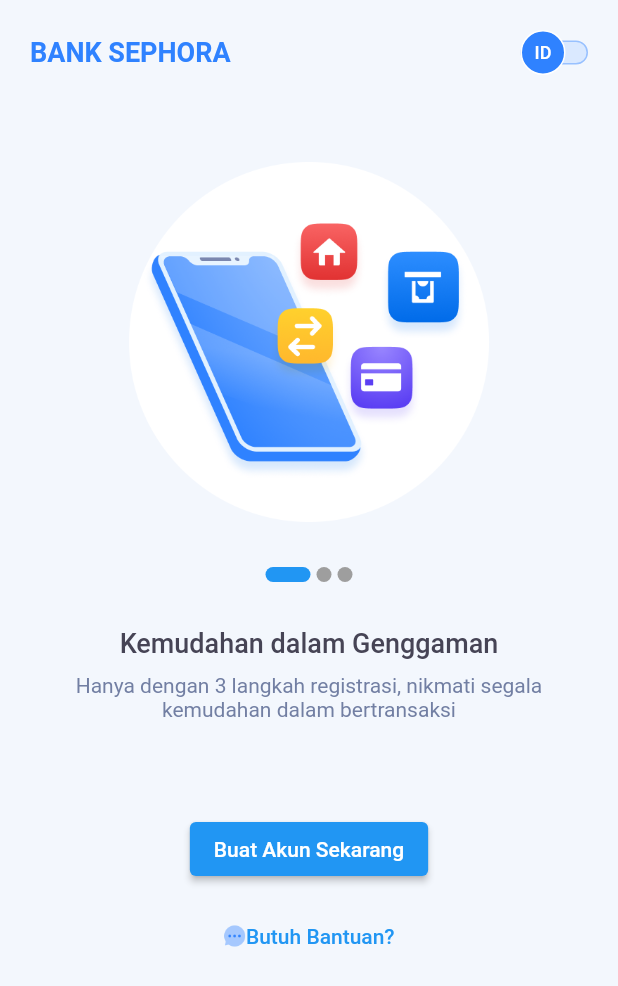
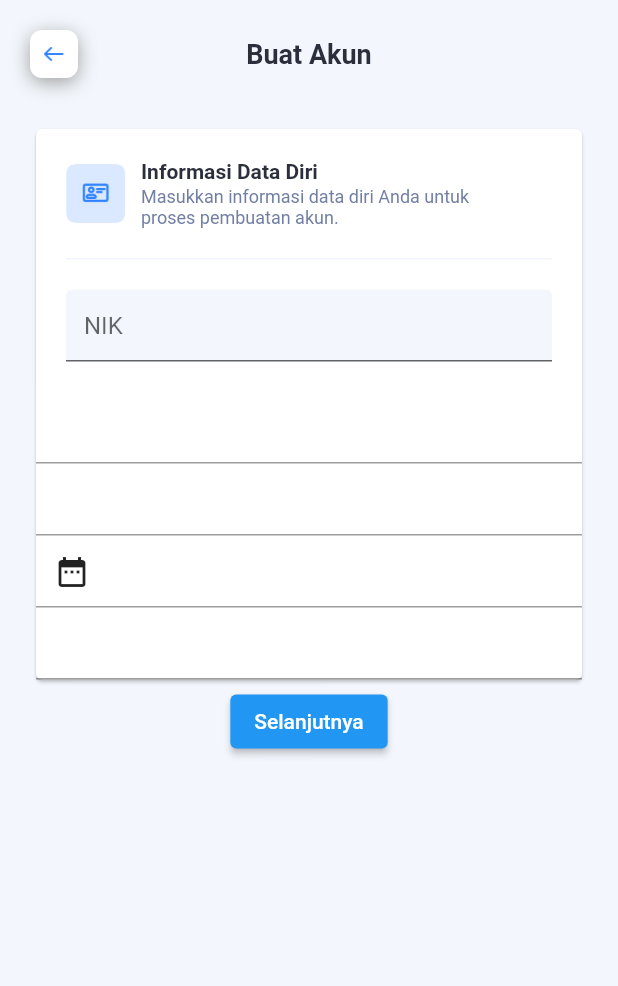
Before and after one commit to eryhrnt/sephora, a Flutter app: the screen it shows after launch, on a phone screen of 412 x 824 dp. Shown: the top 986 px of the screen. Run offline on Flutter 3.47's test engine with Material 2 defaults, Android fonts, the light colour scheme and no system bars.

Commit message:
tambah register

```diff
--- a/lib/main.dart
+++ b/lib/main.dart
@@ -1,4 +1,5 @@
 import 'package:flutter/material.dart';
+import 'package:sephora/register/register1.dart';
 import 'on_boarding/onboarding.dart';
 
 void main() {
@@ -15,7 +16,7 @@ class MyApp extends StatelessWidget {
       theme: ThemeData(
         primarySwatch: Colors.blue,
       ),
-      home: const OnBoardingInterface(title: 'Flutter Demo Home Page'),
+      home: const RegisterScreen(title: 'Flutter Demo Home Page'),
     );
   }
 }
--- /dev/null
+++ b/lib/register/register1.dart
@@ -0,0 +1 @@
+export 'screen/register1_screen.dart';
--- /dev/null
+++ b/lib/register/screen/register1_screen.dart
@@ -0,0 +1,112 @@
+import 'package:flutter/material.dart';
+import 'package:sephora/register/widget/back_button.dart';
+import 'package:sephora/register/widget/text_register.dart';
+
+class RegisterScreen extends StatefulWidget {
+  const RegisterScreen({super.key, required String title});
+
+  @override
+  State<RegisterScreen> createState() => _RegisterScreenState();
+}
+
+class _RegisterScreenState extends State<RegisterScreen> {
+  @override
+  Widget build(BuildContext context) {
+    return SafeArea(
+      child: Scaffold(
+        backgroundColor: Color(0xFFF3F7FD),
+        body: Padding(
+          padding: const EdgeInsets.all(20.0),
+          child: Container(
+            child: Column(children: [
+              Row(
+                mainAxisAlignment: MainAxisAlignment.spaceBetween,
+                children: [
+                  BackButtonWidget(),
+                  const Text(
+                    'Buat Akun',
+                    style: TextStyle(
+                        fontWeight: FontWeight.w600,
+                        fontSize: 18,
+                        color: Color(0xFF2B2F3C)),
+                  ),
+                  SizedBox(width: 32)
+                ],
+              ),
+              SizedBox(height: 10),
+              Padding(
+                padding: const EdgeInsets.only(top: 20.0),
+                child: Card(
+                  child: Column(
+                    children: [
+                      Padding(
+                        padding: const EdgeInsets.all(20.0),
+                        child: Row(
+                          children: [
+                            Image(
+                              image: AssetImage('assets/register1/icon_id.png'),
+                              width: 40,
+                              height: 40,
+                            ),
+                            Padding(
+                              padding: const EdgeInsets.only(left: 10.0),
+                              child: Column(
+                                crossAxisAlignment: CrossAxisAlignment.start,
+                                children: [
+                                  const Text(
+                                    'Informasi Data Diri',
+                                    style: TextStyle(
+                                        fontWeight: FontWeight.w600,
+                                        fontSize: 14,
+                                        color: Color(0xFF2B2F3C)),
+                                  ),
+                                  SizedBox(height: 2),
+                                  const Text(
+                                    'Masukkan informasi data diri Anda untuk \nproses pembuatan akun.',
+                                    style: TextStyle(
+                                        fontWeight: FontWeight.w400,
+                                        fontSize: 12,
+                                        color: Color(0xFF727FA3)),
+                                  )
+                                ],
+                              ),
+                            )
+                          ],
+                        ),
+                      ),
+                      Padding(
+                        padding: const EdgeInsets.only(left: 20.0, right: 20.0),
+                        child: const Divider(
+                          height: 1,
+                          color: Color(0xFFE9F0FF),
+                        ),
+                      ),
+                      TextRegister(),
+                      //TextField(),
+                      TextField(),
+                      TextField(),
+                      Stack(
+                        children: [
+                          const TextField(),
+                          IconButton(
+                              onPressed: () {}, icon: Icon(Icons.date_range))
+                        ],
+                      ),
+                      TextField()
+                    ],
+                  ),
+                ),
+              ),
+              Container(
+                child: ElevatedButton(
+                  onPressed: () {},
+                  child: const Text('Selanjutnya'),
+                ),
+              )
+            ]),
+          ),
+        ),
+      ),
+    );
+  }
+}
--- /dev/null
+++ b/lib/register/widget/back_button.dart
@@ -0,0 +1,28 @@
+import 'package:flutter/material.dart';
+
+class BackButtonWidget extends StatelessWidget {
+  const BackButtonWidget({super.key});
+
+  @override
+  Widget build(BuildContext context) {
+    return Container(
+      width: 32,
+      height: 32,
+      decoration: BoxDecoration(
+          color: Colors.white,
+          boxShadow: [
+            BoxShadow(color: Colors.grey, offset: Offset(0, 3), blurRadius: 10)
+          ],
+          borderRadius: BorderRadius.all(Radius.circular(8))),
+      child: IconButton(
+        onPressed: () {},
+        icon: Image.asset(
+          'assets/register1/back_arrow.png',
+          width: 14,
+          height: 10,
+        ),
+        color: Color(0xFF2F82FF),
+      ),
+    );
+  }
+}
--- /dev/null
+++ b/lib/register/widget/text_register.dart
@@ -0,0 +1,19 @@
+import 'package:flutter/material.dart';
+
+class TextRegister extends StatelessWidget {
+  const TextRegister({super.key});
+
+  @override
+  Widget build(BuildContext context) {
+    return Padding(
+      padding: const EdgeInsets.all(20.0),
+      child: Column(children: [
+        const TextField(
+          obscureText: true,
+          decoration: InputDecoration(
+              filled: true, fillColor: Color(0xFFF3F7FD), hintText: 'NIK'),
+        )
+      ]),
+    );
+  }
+}
--- a/pubspec.yaml
+++ b/pubspec.yaml
@@ -60,6 +60,7 @@ flutter:
   uses-material-design: true
   assets:
   - assets/on_boarding/
+  - assets/register1/
 
   # To add assets to your application, add an assets section, like this:
   # assets:
```
Also changed, not shown: assets/register1/back_arrow.png (added), assets/register1/icon_id.png (added).
